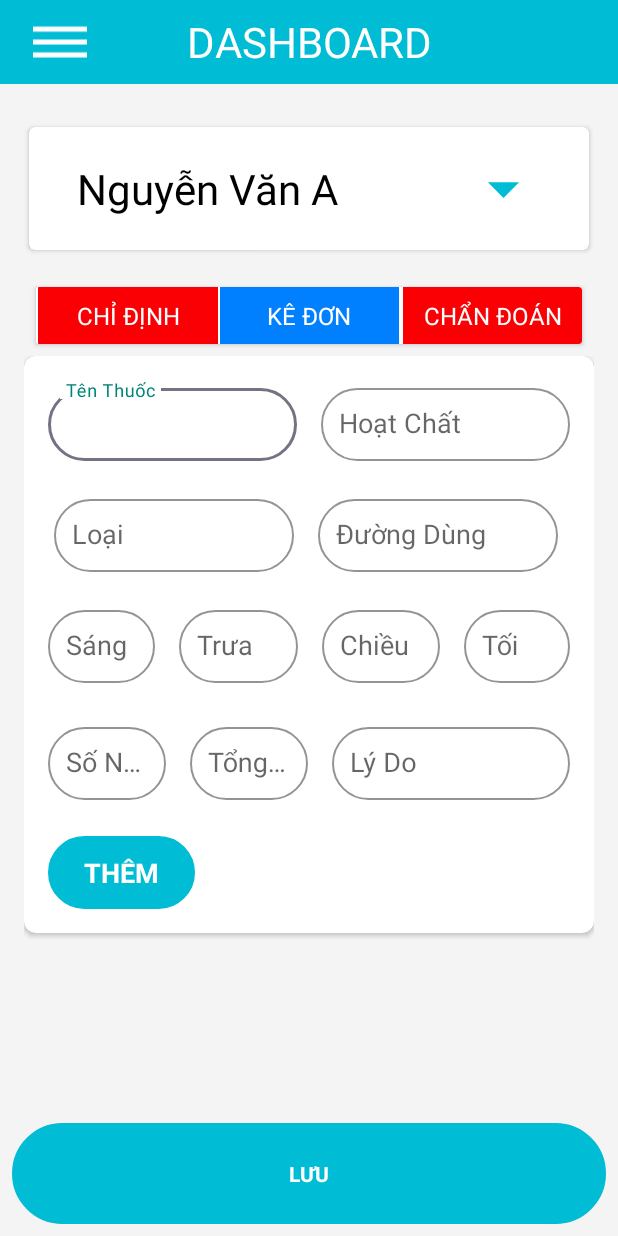
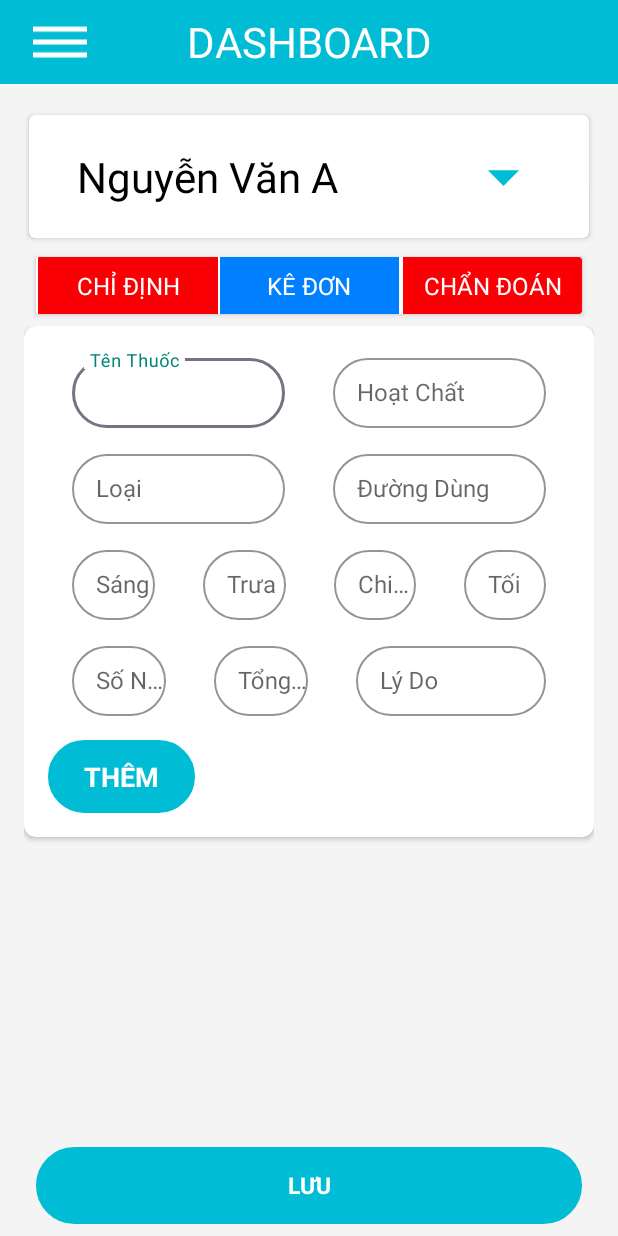
Before and after one commit to hhnchau/Icare, an Android app: the fragment Instruction placed in its activity, after a tap on "KÊ ĐƠN", on a phone screen of 412 x 824 dp. Run offline under Robolectric (Android 15) with nearby library versions, the phone set to English and light mode, and no system bars; our stand-ins replace RxJava; libraries missing offline, so code that uses them is left out: com.github.mikephil.charting; network calls fail; 34 statements that could not run were skipped.

Commit message:
Commit change layout

```diff
--- a/app/src/main/res/layout/drugorder.xml
+++ b/app/src/main/res/layout/drugorder.xml
@@ -18,14 +18,17 @@
         <android.support.constraint.ConstraintLayout
             android:layout_width="match_parent"
             android:layout_height="wrap_content"
-            android:gravity="center">
+            android:gravity="center"
+            >
 
             <android.support.design.widget.TextInputLayout
                 android:id="@+id/cv1"
                 style="@style/MyTextInput"
                 android:layout_width="0dp"
-                android:layout_height="wrap_content"
-                android:layout_margin="@dimen/dp_16"
+                android:layout_height="52dp"
+                android:layout_marginTop="@dimen/dp_16"
+                android:layout_marginStart="@dimen/dp_32"
+                android:layout_marginEnd="@dimen/dp_16"
                 android:hint="@string/txt_drug_name"
                 app:layout_constraintBottom_toTopOf="@id/cv3"
                 app:layout_constraintEnd_toStartOf="@id/edtActiveIngre"
@@ -46,8 +49,9 @@
             <ptt.vn.icaremobileapp.custom.MyInputTextOutline
                 android:id="@+id/edtActiveIngre"
                 android:layout_width="0dp"
-                android:layout_height="wrap_content"
-                android:layout_marginEnd="@dimen/dp_16"
+                android:layout_height="52dp"
+                android:layout_marginStart="@dimen/dp_16"
+                android:layout_marginEnd="@dimen/dp_32"
                 app:hint="@string/txt_drug_activeingre"
                 app:layout_constraintBottom_toBottomOf="@id/cv1"
                 app:layout_constraintEnd_toEndOf="parent"
@@ -59,8 +63,6 @@
                 android:id="@+id/cv3"
                 android:layout_width="0dp"
                 android:layout_height="wrap_content"
-                android:layout_marginStart="@dimen/dp_16"
-                android:layout_marginEnd="@dimen/dp_16"
                 android:baselineAligned="false"
                 android:orientation="horizontal"
                 app:layout_constraintBottom_toTopOf="@id/box"
@@ -71,11 +73,10 @@
                 <android.support.design.widget.TextInputLayout
                     style="@style/MyTextInput"
                     android:layout_width="0dp"
-                    android:layout_height="wrap_content"
-                    android:layout_marginStart="@dimen/dp_4"
-                    android:layout_marginTop="@dimen/dp_4"
-                    android:layout_marginEnd="@dimen/dp_8"
-                    android:layout_marginBottom="@dimen/dp_4"
+                    android:layout_height="52dp"
+                    android:layout_marginStart="@dimen/dp_32"
+                    android:layout_marginEnd="@dimen/dp_16"
+                    android:layout_marginTop="@dimen/dp_12"
                     android:layout_weight="1"
                     android:hint="@string/txt_drug_type">
 
@@ -86,17 +87,17 @@
                         android:completionThreshold="1"
                         android:imeOptions="actionDone"
                         android:inputType="text"
-                        android:padding="@dimen/dp_12" />
+                        android:paddingStart="@dimen/dp_16"
+                        android:textSize="@dimen/sp_16"/>
                 </android.support.design.widget.TextInputLayout>
 
                 <android.support.design.widget.TextInputLayout
                     style="@style/MyTextInput"
                     android:layout_width="0dp"
-                    android:layout_height="wrap_content"
-                    android:layout_marginStart="@dimen/dp_8"
-                    android:layout_marginTop="@dimen/dp_4"
-                    android:layout_marginEnd="@dimen/dp_8"
-                    android:layout_marginBottom="@dimen/dp_4"
+                    android:layout_height="52dp"
+                    android:layout_marginStart="@dimen/dp_16"
+                    android:layout_marginTop="@dimen/dp_12"
+                    android:layout_marginEnd="@dimen/dp_32"
                     android:layout_weight="1"
                     android:hint="@string/txt_drug_route">
 
@@ -107,7 +108,8 @@
                         android:completionThreshold="1"
                         android:imeOptions="actionDone"
                         android:inputType="text"
-                        android:padding="@dimen/dp_12" />
+                        android:paddingStart="@dimen/dp_16"
+                        android:textSize="@dimen/sp_16" />
                 </android.support.design.widget.TextInputLayout>
 
 
@@ -117,6 +119,8 @@
                 android:id="@+id/box"
                 android:layout_width="match_parent"
                 android:layout_height="wrap_content"
+                android:layout_marginTop="@dimen/dp_12"
+                android:layout_marginStart="@dimen/dp_0"
                 android:baselineAligned="false"
                 android:gravity="center"
                 android:orientation="horizontal"
@@ -129,10 +133,8 @@
                     android:id="@+id/edtDrugMorning"
                     android:layout_width="match_parent"
                     android:layout_height="wrap_content"
-                    android:layout_marginStart="@dimen/dp_16"
-                    android:layout_marginTop="@dimen/dp_16"
+                    android:layout_marginStart="@dimen/dp_32"
                     android:layout_marginEnd="@dimen/dp_8"
-                    android:layout_marginBottom="@dimen/dp_16"
                     android:layout_weight="1"
                     app:hint="@string/txt_drug_morning" />
 
@@ -140,10 +142,8 @@
                     android:id="@+id/edtDrugAfter"
                     android:layout_width="match_parent"
                     android:layout_height="wrap_content"
-                    android:layout_marginStart="@dimen/dp_8"
-                    android:layout_marginTop="@dimen/dp_16"
-                    android:layout_marginEnd="@dimen/dp_8"
-                    android:layout_marginBottom="@dimen/dp_16"
+                    android:layout_marginStart="@dimen/dp_24"
+                    android:layout_marginEnd="@dimen/dp_16"
                     android:layout_weight="1"
                     app:hint="@string/txt_drug_after" />
 
@@ -151,10 +151,8 @@
                     android:id="@+id/edtDrugDinner"
                     android:layout_width="match_parent"
                     android:layout_height="wrap_content"
-                    android:layout_marginStart="@dimen/dp_8"
-                    android:layout_marginTop="@dimen/dp_16"
-                    android:layout_marginEnd="@dimen/dp_8"
-                    android:layout_marginBottom="@dimen/dp_16"
+                    android:layout_marginStart="@dimen/dp_16"
+                    android:layout_marginEnd="@dimen/dp_24"
                     android:layout_weight="1"
                     app:hint="@string/txt_drug_dinner" />
 
@@ -163,9 +161,7 @@
                     android:layout_width="match_parent"
                     android:layout_height="wrap_content"
                     android:layout_marginStart="@dimen/dp_8"
-                    android:layout_marginTop="@dimen/dp_16"
-                    android:layout_marginEnd="@dimen/dp_16"
-                    android:layout_marginBottom="@dimen/dp_16"
+                    android:layout_marginEnd="@dimen/dp_32"
                     android:layout_weight="1"
                     app:hint="@string/txt_drug_evening" />
 
@@ -175,6 +171,8 @@
                 android:id="@+id/box1"
                 android:layout_width="match_parent"
                 android:layout_height="wrap_content"
+                android:layout_marginTop="@dimen/dp_12"
+
                 android:baselineAligned="false"
                 android:gravity="center"
                 android:orientation="horizontal"
@@ -187,10 +185,8 @@
                     android:id="@+id/edtDrugNumber"
                     android:layout_width="0dp"
                     android:layout_height="wrap_content"
-                    android:layout_marginStart="@dimen/dp_16"
-                    android:layout_marginTop="@dimen/dp_8"
-                    android:layout_marginEnd="@dimen/dp_8"
-                    android:layout_marginBottom="@dimen/dp_8"
+                    android:layout_marginStart="@dimen/dp_32"
+                    android:layout_marginEnd="@dimen/dp_24"
                     android:layout_weight="0.5"
                     app:hint="@string/txt_drug_number" />
 
@@ -199,9 +195,7 @@
                     android:layout_width="0dp"
                     android:layout_height="wrap_content"
                     android:layout_marginStart="@dimen/dp_8"
-                    android:layout_marginTop="@dimen/dp_8"
-                    android:layout_marginEnd="@dimen/dp_8"
-                    android:layout_marginBottom="@dimen/dp_8"
+                    android:layout_marginEnd="@dimen/dp_16"
                     android:layout_weight="0.5"
                     app:hint="@string/txt_drug_total" />
 
@@ -209,10 +203,8 @@
                     android:id="@+id/edtDrugReason"
                     android:layout_width="0dp"
                     android:layout_height="wrap_content"
-                    android:layout_marginStart="@dimen/dp_8"
-                    android:layout_marginTop="@dimen/dp_8"
-                    android:layout_marginEnd="@dimen/dp_16"
-                    android:layout_marginBottom="@dimen/dp_8"
+                    android:layout_marginStart="@dimen/dp_16"
+                    android:layout_marginEnd="@dimen/dp_32"
                     android:layout_weight="1"
                     app:hint="@string/txt_drug_reason" />
 
--- a/app/src/main/res/layout/happening.xml
+++ b/app/src/main/res/layout/happening.xml
@@ -10,7 +10,7 @@
         android:layout_width="match_parent"
         android:layout_height="wrap_content"
         android:layout_marginStart="@dimen/dp_16"
-        android:layout_marginTop="@dimen/dp_24"
+        android:layout_marginTop="@dimen/dp_16"
         android:layout_marginEnd="@dimen/dp_16"
         android:layout_marginBottom="@dimen/dp_4"
         app:cardCornerRadius="@dimen/dp_2"
--- a/app/src/main/res/layout/inpatient_info.xml
+++ b/app/src/main/res/layout/inpatient_info.xml
@@ -20,7 +20,7 @@
         android:layout_height="wrap_content"
         android:layout_marginStart="@dimen/dp_0"
         android:layout_marginEnd="@dimen/dp_0"
-        android:layout_marginBottom="@dimen/dp_24"
+        android:layout_marginBottom="@dimen/dp_8"
         android:orientation="vertical">
 
         <LinearLayout
--- a/app/src/main/res/layout/instruction.xml
+++ b/app/src/main/res/layout/instruction.xml
@@ -10,9 +10,8 @@
         android:layout_width="match_parent"
         android:layout_height="wrap_content"
         android:layout_marginStart="@dimen/dp_16"
-        android:layout_marginTop="@dimen/dp_24"
+        android:layout_marginTop="@dimen/dp_16"
         android:layout_marginEnd="@dimen/dp_16"
-        android:layout_marginBottom="@dimen/dp_4"
         android:elevation="@dimen/dp_2"
         app:cardCornerRadius="@dimen/dp_2"
         app:children_view="@layout/happening_info"
@@ -28,7 +27,6 @@
         android:layout_width="match_parent"
         android:layout_height="0dp"
         android:layout_marginStart="@dimen/dp_16"
-        android:layout_marginTop="@dimen/dp_8"
         android:layout_marginEnd="@dimen/dp_16"
         android:layout_marginBottom="@dimen/dp_4"
         android:orientation="vertical"
@@ -58,10 +56,14 @@
         app:layout_constraintStart_toStartOf="parent"
         app:layout_constraintEnd_toEndOf="parent"
         app:layout_constraintTop_toBottomOf="@id/cv"
+        android:layout_marginTop="@dimen/dp_8"
+        android:layout_marginBottom="@dimen/dp_8"
+        android:layout_marginStart="@dimen/dp_24"
+        android:layout_marginEnd="@dimen/dp_24"
+        app:padding="@dimen/dp_10"
         app:text="@string/btn_save"
         app:textColor="@color/wh"
-        app:padding="@dimen/dp_16"
-        android:layout_margin="@dimen/dp_8"
+        app:textSize="@dimen/sp_10"
         />
 
 
--- a/app/src/main/res/layout/my_inputtext.xml
+++ b/app/src/main/res/layout/my_inputtext.xml
@@ -17,7 +17,7 @@
             android:id="@+id/myAutoCompleteTextView"
             android:layout_width="match_parent"
             android:layout_height="match_parent"
-            android:background="@color/transparent"
+            android:background="@color/wh"
             android:padding="@dimen/dp_8" />
     </android.support.design.widget.TextInputLayout>
 
--- a/app/src/main/res/layout/my_inputtext_outline.xml
+++ b/app/src/main/res/layout/my_inputtext_outline.xml
@@ -3,8 +3,9 @@
     android:id="@+id/textInputLayout"
     style="@style/MyTextInput"
     android:layout_width="match_parent"
-    android:layout_height="wrap_content"
-    android:hint="@string/txt_drug_name">
+    android:layout_height="52dp"
+    android:hint="@string/txt_drug_name"
+    >
 
     <ptt.vn.icaremobileapp.autocomplete.MyAutoCompleteTextView
         android:id="@+id/myAutoCompleteTextView"
@@ -13,5 +14,7 @@
         android:completionThreshold="1"
         android:imeOptions="actionDone"
         android:inputType="text"
-        android:padding="@dimen/dp_12" />
+        android:paddingStart="@dimen/dp_16"
+        android:textSize="@dimen/sp_16"
+    />
 </android.support.design.widget.TextInputLayout>
--- a/app/src/main/res/values/dimens.xml
+++ b/app/src/main/res/values/dimens.xml
@@ -11,9 +11,12 @@
     <dimen name="dp_5">5dp</dimen>
     <dimen name="dp_6">6dp</dimen>
     <dimen name="dp_8">8dp</dimen>
+    <dimen name="dp_10">10dp</dimen>
     <dimen name="dp_12">12dp</dimen>
     <dimen name="dp_16">16dp</dimen>
+    <dimen name="dp_18">18dp</dimen>
     <dimen name="dp_20">20dp</dimen>
+    <dimen name="dp_22">22dp</dimen>
     <dimen name="dp_24">24dp</dimen>
     <dimen name="dp_28">28dp</dimen>
     <dimen name="dp_32">32dp</dimen>
--- a/app/src/main/res/values/strings.xml
+++ b/app/src/main/res/values/strings.xml
@@ -26,8 +26,8 @@
     <string name="txt_doctor">Bác Sĩ</string>
     <string name="txt_circuit">Mạch</string>
     <string name="txt_blomin">Huyết Áp</string>
-    <string name="txt_blomin_max">Huyết Áp Tối Đa</string>
-    <string name="txt_blomin_min">Huyết Áp Tối Thiểu</string>
+    <string name="txt_blomin_max">H.A Tối Đa</string>
+    <string name="txt_blomin_min">H.A Tối Thiểu</string>
     <string name="txt_temper">Nhiệt Độ</string>
     <string name="txt_heartb">Nhịp Tim</string>
     <string name="txt_weight">Cân Nặng</string>
```
Also changed, not shown: app/src/main/res/layout/dialog_new_happening.xml (+16 -9 lines), app/src/main/res/layout/happening_info.xml (+18 -2 lines), app/src/main/res/layout/heppening_item.xml (+14 -14 lines), app/src/main/res/layout/serviceitem_item.xml (+32 -14 lines), 1 other file.
